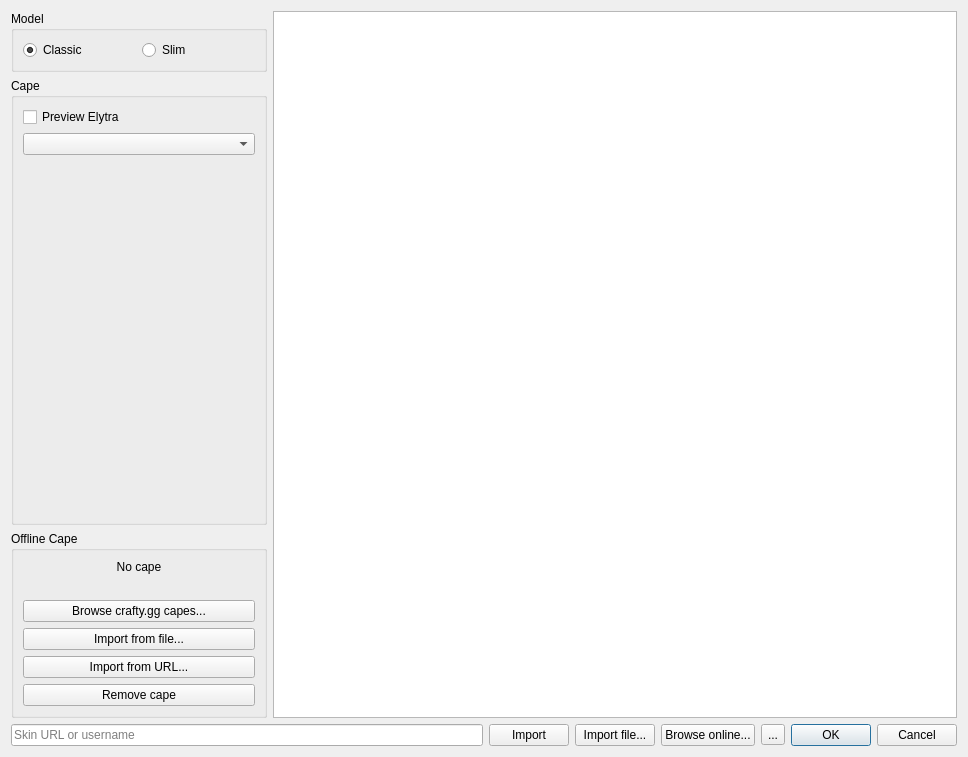
Above: launcher/ui/dialogs/skins/SkinManageDialog.ui from PollyMC-Continued/launcher before the change. Below: the same form after it.
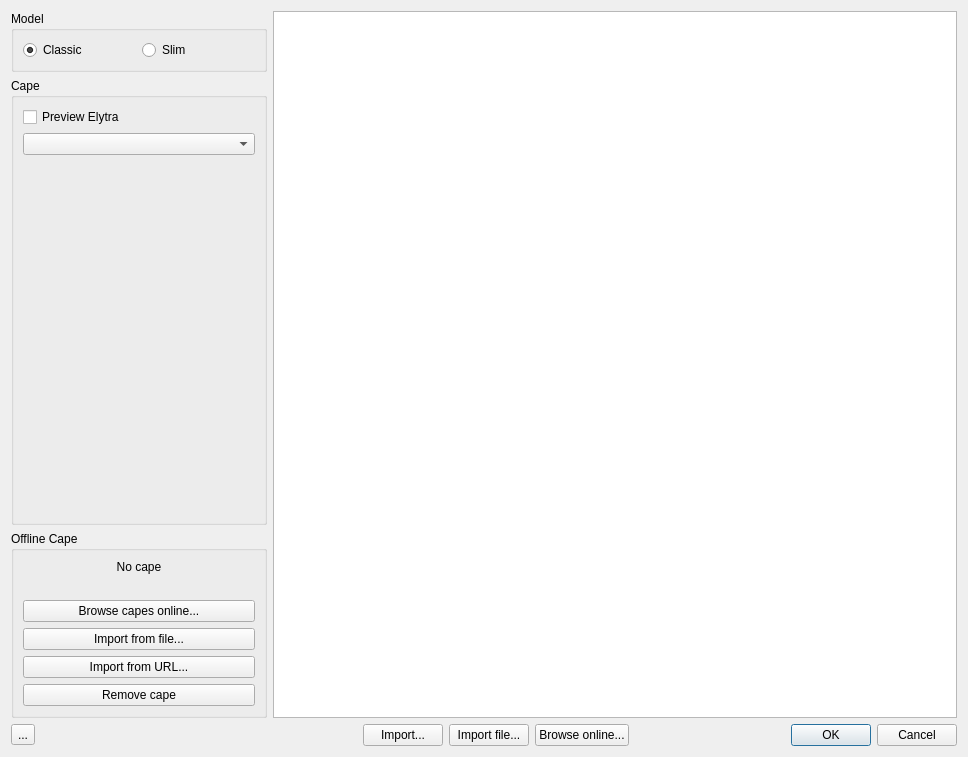
That is the form after the change.

Commit message: feat: Added Default cape feed and made skin manager even clutter free

What changed in the file:
```diff
--- a/launcher/ui/dialogs/skins/SkinManageDialog.ui
+++ b/launcher/ui/dialogs/skins/SkinManageDialog.ui
@@ -123,7 +123,7 @@
           <item>
            <widget class="QPushButton" name="offlineBrowseBtn">
             <property name="text">
-             <string>Browse crafty.gg capes...</string>
+             <string>Browse capes online...</string>
             </property>
             <property name="toolTip">
              <string>Look up the capes crafty.gg tracks for a player</string>
@@ -172,21 +172,37 @@
     </layout>
    </item>
    <item>
-    <layout class="QHBoxLayout" name="buttonsHLayout" stretch="1,0,0,0,0,0">
+    <layout class="QHBoxLayout" name="buttonsHLayout">
      <item>
-      <widget class="QLineEdit" name="urlLine">
-       <property name="placeholderText">
-        <string>Skin URL or username</string>
+      <widget class="QToolButton" name="moreBtn">
+       <property name="toolTip">
+        <string>More actions</string>
        </property>
-       <property name="clearButtonEnabled">
-        <bool>true</bool>
+       <property name="text">
+        <string>...</string>
+       </property>
+       <property name="popupMode">
+        <enum>QToolButton::InstantPopup</enum>
        </property>
       </widget>
      </item>
+     <item>
+      <spacer name="buttonsSpacer">
+       <property name="orientation">
+        <enum>Qt::Horizontal</enum>
+       </property>
+       <property name="sizeHint" stdset="0">
+        <size>
+         <width>40</width>
+         <height>20</height>
+        </size>
+       </property>
+      </spacer>
+     </item>
      <item>
       <widget class="QPushButton" name="importBtn">
        <property name="text">
-        <string>Import</string>
+        <string>Import...</string>
        </property>
        <property name="toolTip">
         <string>Import a skin from a URL, or from a Minecraft username</string>
@@ -210,19 +226,6 @@
        </property>
       </widget>
      </item>
-     <item>
-      <widget class="QToolButton" name="moreBtn">
-       <property name="toolTip">
-        <string>More actions</string>
-       </property>
-       <property name="text">
-        <string>...</string>
-       </property>
-       <property name="popupMode">
-        <enum>QToolButton::InstantPopup</enum>
-       </property>
-      </widget>
-     </item>
      <item>
       <widget class="QDialogButtonBox" name="buttonBox">
        <property name="sizePolicy">
```
Left out of the diff: 2 changed lines with no effect on the pictures. The commit also changes 6 other files.
